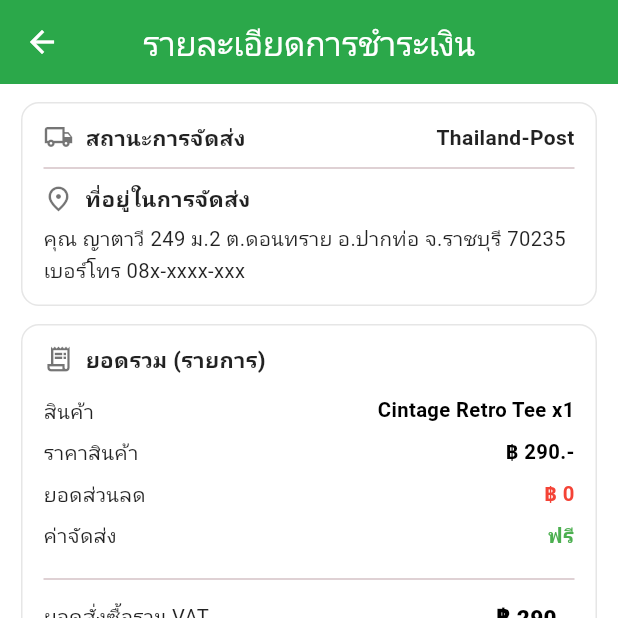
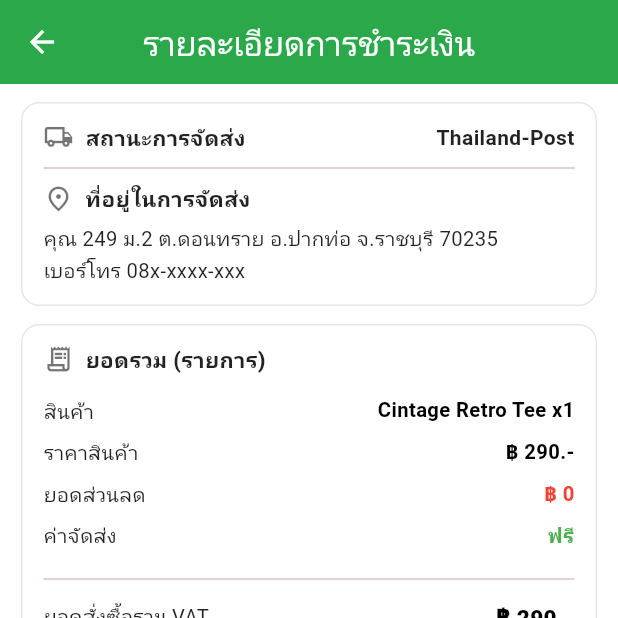
Before and after one commit to Yataveekhamdee/appstyle_picked-, a Flutter app: the PaymentDetailPage screen opened by its route, on a phone screen of 412 x 824 dp, the top half of it. Run offline on Flutter 3.47's test engine with Material 2 defaults, Android fonts, the phone set to English and light mode, and no system bars; network calls fail.

Commit message:
edit data

```diff
--- a/lib/payment_detail_page.dart
+++ b/lib/payment_detail_page.dart
@@ -29,7 +29,7 @@ class PaymentDetailPage extends StatelessWidget {
     // ปรับค่าพวกนี้ได้ตามจริง หรือดึงจาก backend
     const shippingMethod = 'Thailand-Post';
     const addressLine =
-        'คุณ ญาตาวี 249 ม.2 ต.ดอนทราย อ.ปากท่อ จ.ราชบุรี 70235\nเบอร์โทร 08x-xxxx-xxx';
+        'คุณ 249 ม.2 ต.ดอนทราย อ.ปากท่อ จ.ราชบุรี 70235\nเบอร์โทร 08x-xxxx-xxx';
     const discount = 0.0;             // ส่วนลด
     const shippingFee = 0.0;          // ค่าส่ง
     const vatIncluded = true;         // ราคารวม VAT แล้ว
```
